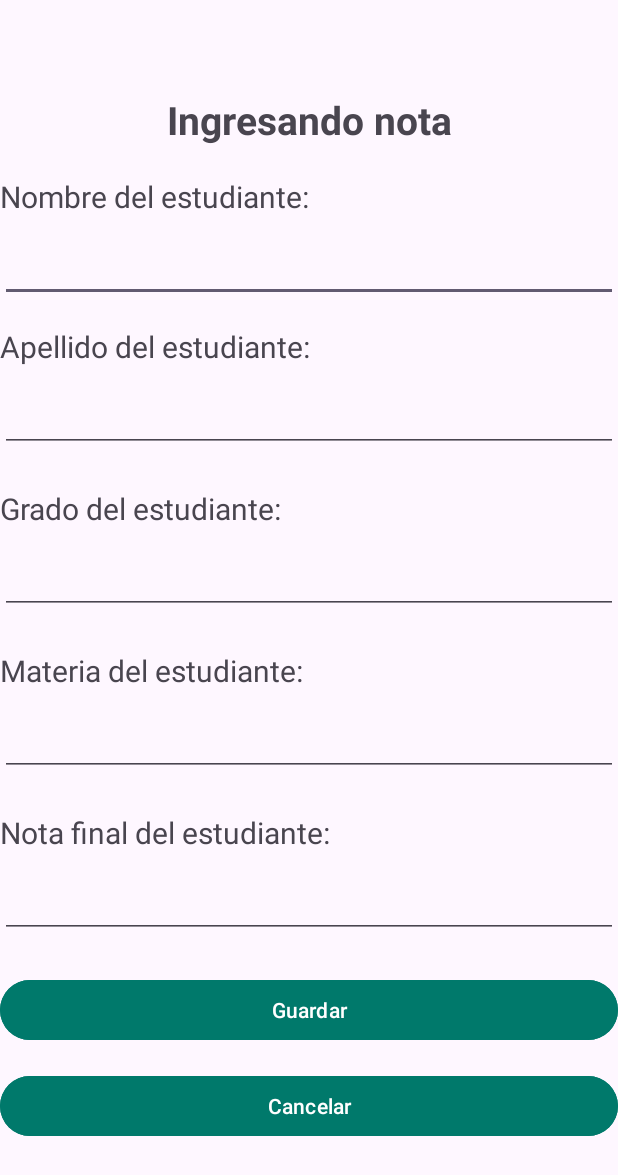
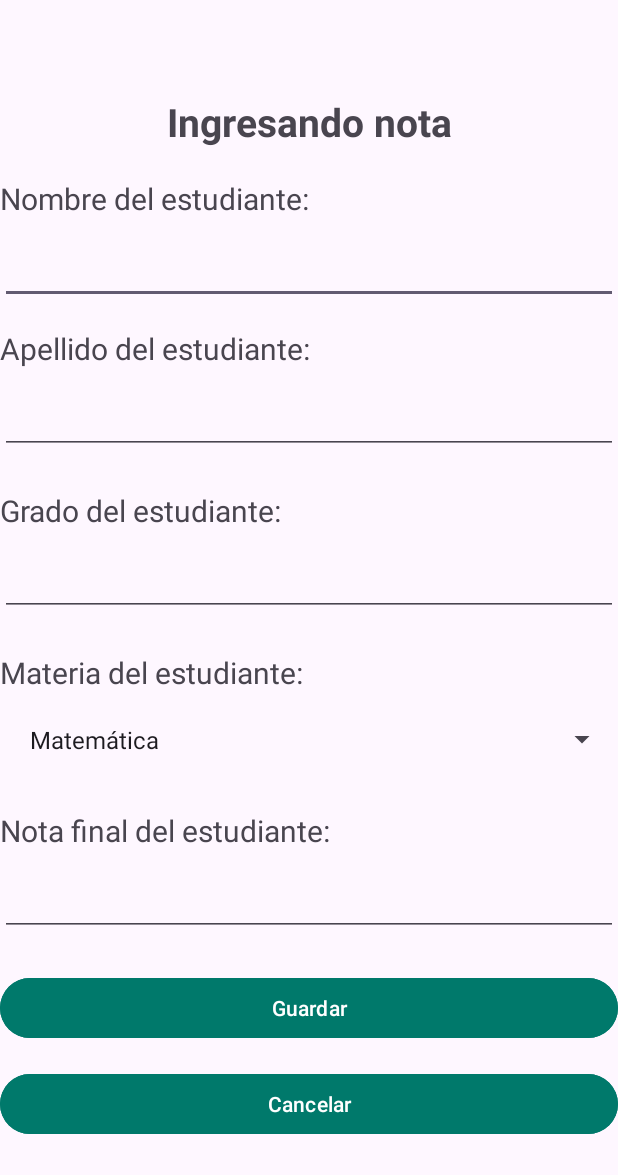
Before and after one commit to DMancia03/desafio-2-dsm, an Android app: the AddEstudianteActivity screen opened directly, with no data from a screen before it, after a tap on "Guardar", on a phone screen of 412 x 824 dp. Shown: the top 1175 px of the screen. Run offline under Robolectric (Android 15) with nearby library versions, the phone set to English and light mode, and no system bars; our stand-ins replace Firebase (no records; nobody signed in at launch, a user with empty details on screens opened directly).

Commit message:
Agregando spinner para materia

```diff
--- a/app/src/main/java/sv/edu/udb/colegiostone/AddEstudianteActivity.kt
+++ b/app/src/main/java/sv/edu/udb/colegiostone/AddEstudianteActivity.kt
@@ -3,8 +3,10 @@ package sv.edu.udb.colegiostone
 import android.content.Intent
 import android.os.Bundle
 import android.util.Log
+import android.widget.ArrayAdapter
 import android.widget.Button
 import android.widget.EditText
+import android.widget.Spinner
 import android.widget.TextView
 import android.widget.Toast
 import androidx.activity.enableEdgeToEdge
@@ -15,6 +17,7 @@ import com.google.firebase.database.DatabaseReference
 import com.google.firebase.database.FirebaseDatabase
 import sv.edu.udb.colegiostone.modelos.Estudiante
 import sv.edu.udb.colegiostone.utils.Accion
+import sv.edu.udb.colegiostone.utils.MateriaHelper
 import sv.edu.udb.colegiostone.utils.ToastHelper
 
 class AddEstudianteActivity : AppCompatActivity() {
@@ -23,7 +26,8 @@ class AddEstudianteActivity : AppCompatActivity() {
     private lateinit var txtNombre : EditText
     private lateinit var txtApellido : EditText
     private lateinit var txtGrado : EditText
-    private lateinit var txtMateria : EditText
+    //private lateinit var txtMateria : EditText
+    private lateinit var spMateria : Spinner
     private lateinit var txtNotaFinal : EditText
     private lateinit var btnAceptar : Button
     private lateinit var btnCancelar : Button
@@ -51,7 +55,7 @@ class AddEstudianteActivity : AppCompatActivity() {
         txtNombre = findViewById(R.id.txtNombreEstudiante)
         txtApellido = findViewById(R.id.txtApellidoEstudiante)
         txtGrado = findViewById(R.id.txtGradoEstudiante)
-        txtMateria = findViewById(R.id.txtMateriaEstudiante)
+        spMateria = findViewById(R.id.spMateriaEstudiante)
         txtNotaFinal = findViewById(R.id.txtNotaFinalEstudiante)
         btnAceptar = findViewById(R.id.btnAceptar)
         btnCancelar = findViewById(R.id.btnCancelar)
@@ -60,6 +64,16 @@ class AddEstudianteActivity : AppCompatActivity() {
         // Generales
         btnAceptar.setOnClickListener { Guardar() }
         btnCancelar.setOnClickListener { RegresarInicioEstudiante() }
+
+        // Spinner materias
+        ArrayAdapter.createFromResource(
+            this,
+            R.array.materias,
+            android.R.layout.simple_spinner_item
+        ).also { adapter ->
+            adapter.setDropDownViewResource(android.R.layout.simple_spinner_dropdown_item)
+            spMateria.adapter = adapter
+        }
 
         // Datos enviados en el intent
         ObtenerDatosIntent()
@@ -95,7 +109,8 @@ class AddEstudianteActivity : AppCompatActivity() {
             txtGrado.setText(datos.getInt("grado").toString())
 
             if(!datos.getString("materia").isNullOrEmpty()){
-                txtMateria.setText(datos.getString("materia").toString())
+                val materia : String = datos.getString("materia").toString()
+                spMateria.setSelection(MateriaHelper.ObtenerIndiceMateria(materia))
             }
 
             if(!datos.getDouble("notaFinal").isNaN()){
@@ -108,7 +123,7 @@ class AddEstudianteActivity : AppCompatActivity() {
         val nombre = txtNombre.text.toString()
         val apellido = txtApellido.text.toString()
         val gradoText = txtGrado.text.toString()
-        val materia = txtMateria.text.toString()
+        val materia = spMateria.selectedItem.toString()
         val notaFinalText = txtNotaFinal.text.toString()
 
         if(nombre.isNullOrEmpty()){
--- a/app/src/main/res/layout/activity_add_estudiante.xml
+++ b/app/src/main/res/layout/activity_add_estudiante.xml
@@ -82,12 +82,10 @@
         android:layout_marginBottom="8dp"
         android:gravity="start"/>
 
-    <EditText
-        android:id="@+id/txtMateriaEstudiante"
+    <Spinner
+        android:id="@+id/spMateriaEstudiante"
         android:layout_width="match_parent"
         android:layout_height="wrap_content"
-        android:inputType="text"
-        android:ems="10"
         android:layout_marginBottom="24dp"
         android:padding="12dp"/>
 
--- a/app/src/main/res/values/strings.xml
+++ b/app/src/main/res/values/strings.xml
@@ -22,4 +22,12 @@
     <string name="agregar_nota_final">Nota final del estudiante:</string>
     <string name="agregar_aceptar">Guardar</string>
     <string name="agregar_cancelar">Cancelar</string>
+    <string-array name="materias">
+        <item>Matemática</item>
+        <item>Ciencias naturales</item>
+        <item>Ciencias sociales</item>
+        <item>Lenguaje y literatura</item>
+        <item>Moral</item>
+        <item>Religión</item>
+    </string-array>
 </resources>
```
Also changed, not shown: app/src/main/java/sv/edu/udb/colegiostone/utils/MateriaHelper.kt (added, +18 -0 lines).
